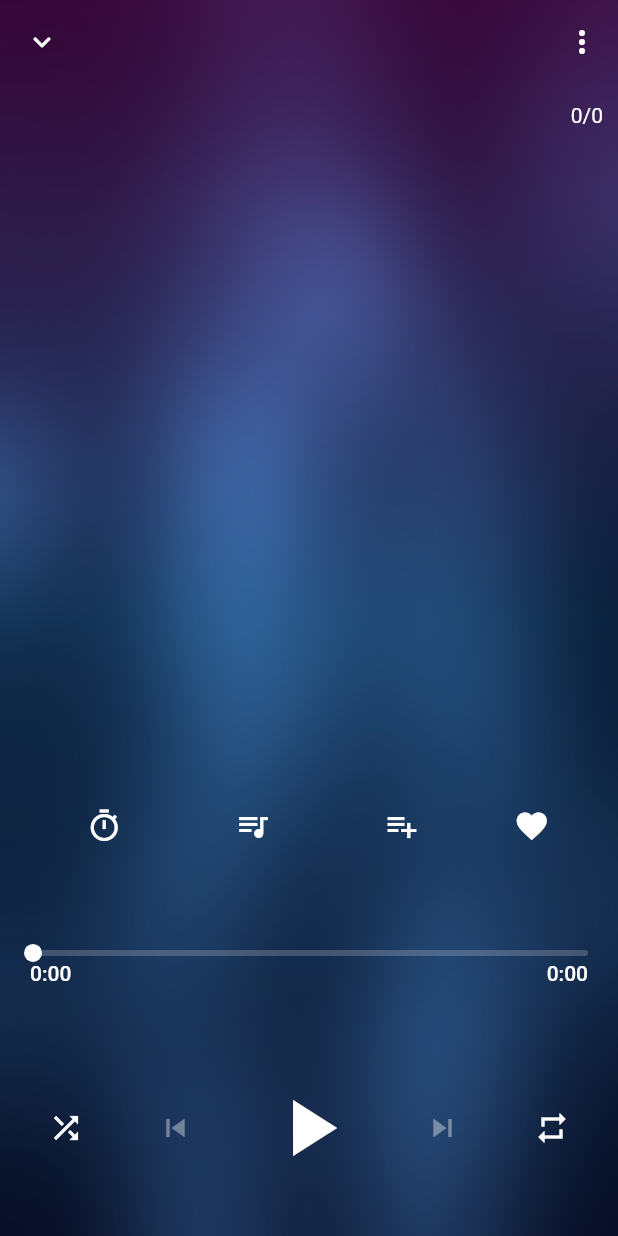
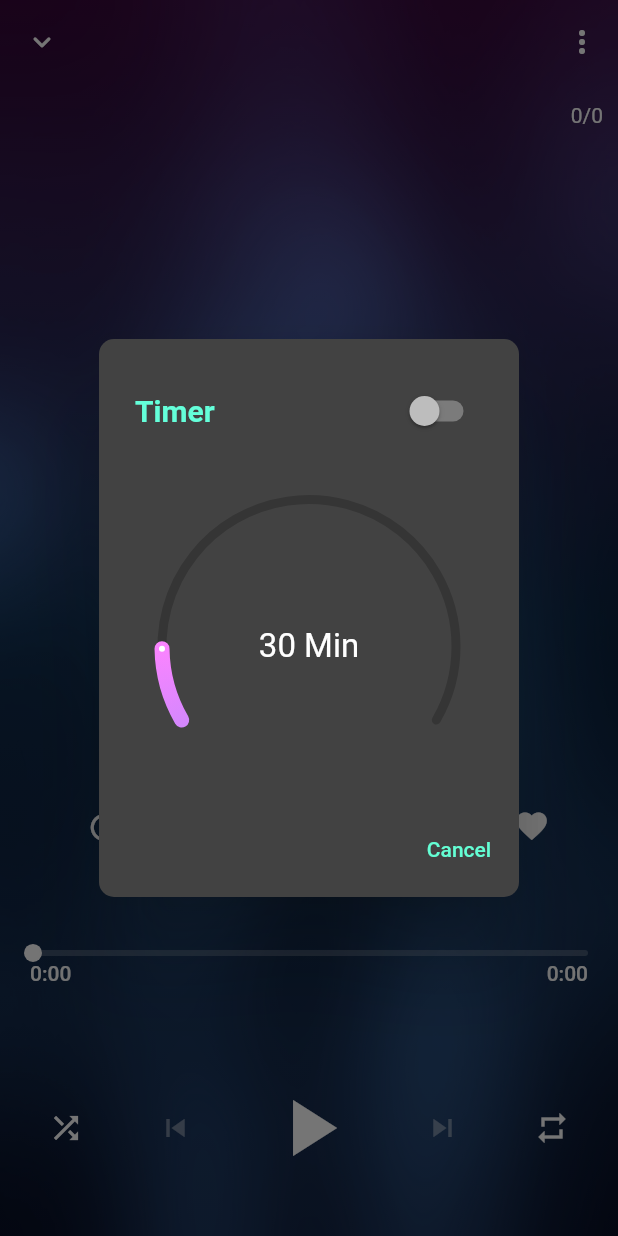
Before and after one commit to ihsankottupadam/flutter_music_player, a Flutter app: the PlayerScreenView screen opened by its route, after a tap on the "timer" icon, on a phone screen of 412 x 824 dp. Run offline on Flutter 3.47's test engine with Material 2 defaults, Android fonts, the phone set to English and light mode, and no system bars; drawn by our look-alikes of audio_video_progress_bar, sleek_circular_slider; our stand-ins replace carousel_slider, fluttertoast, get, hive, hive_flutter, just_audio and 4 more; missing offline and left inert: mini_music_visualizer, we_slide; accounts and stored records are empty; statements that could not run were skipped.

Commit message:
timer added

```diff
--- a/lib/app/core/values/gradients.dart
+++ /dev/null
@@ -1,12 +0,0 @@
-import 'package:flutter/material.dart';
-
-class Gradients {
-  static const error = LinearGradient(
-      colors: [Colors.red, Color(0x33FFFFFF)],
-      begin: Alignment.topCenter,
-      end: Alignment.bottomCenter);
-  static const success = LinearGradient(
-      colors: [Colors.green, Color(0x33FFFFFF)],
-      begin: Alignment.topCenter,
-      end: Alignment.bottomCenter);
-}
--- a/lib/app/modules/home/bindings/home_binding.dart
+++ b/lib/app/modules/home/bindings/home_binding.dart
@@ -1,5 +1,6 @@
 import 'package:get/get.dart';
 import 'package:music_player/app/modules/library/controllers/library_controller.dart';
+import 'package:music_player/app/modules/player_screen/controllers/timer_controller.dart';
 
 import '../controllers/home_controller.dart';
 
--- a/lib/app/modules/home/bindings/initial_bindings.dart
+++ b/lib/app/modules/home/bindings/initial_bindings.dart
@@ -5,11 +5,14 @@ import 'package:music_player/app/controllers/ui_controller.dart';
 import 'package:music_player/app/modules/home/controllers/home_controller.dart';
 import 'package:music_player/app/modules/player_screen/controllers/player_controller.dart';
 
+import '../../player_screen/controllers/timer_controller.dart';
+
 class InitialBindins extends Bindings {
   @override
   void dependencies() {
     Get.lazyPut(() => HomeController());
     Get.put(FavoritesController());
+    Get.put(TimerController());
     Get.put(PlayerController());
     Get.put(UiController());
   }
--- /dev/null
+++ b/lib/app/modules/player_screen/controllers/timer_controller.dart
@@ -0,0 +1,42 @@
+import 'dart:async';
+
+import 'package:fluttertoast/fluttertoast.dart';
+import 'package:get/get.dart';
+
+import 'player_controller.dart';
+
+class TimerController extends GetxController {
+  RxBool enabled = false.obs;
+  double enabledValue = 30;
+  double seekVal = 30;
+  Timer? timer;
+  RxString timeText = '0 Hr 0 Min'.obs;
+
+  toggle(val) {
+    val ? enable() : diasable();
+  }
+
+  onPickerChange(double val) {
+    timeText.value = formatMin(val);
+    seekVal = val;
+  }
+
+  enable() {
+    enabled.value = true;
+    enabledValue = seekVal;
+    timer = Timer(Duration(minutes: enabledValue.round()), () {
+      Get.find<PlayerController>().player.stop();
+      enabled.value = false;
+    });
+    Fluttertoast.showToast(msg: 'Timer set for ${formatMin(enabledValue)}');
+  }
+
+  diasable() {
+    enabled.value = false;
+    timer?.cancel();
+    Fluttertoast.showToast(msg: 'Timer off');
+  }
+
+  String formatMin(double val) =>
+      '${val >= 60 ? '${val ~/ 60} Hrs ' : ''}${(val ~/ 1) % 60} Min';
+}
--- a/lib/app/modules/player_screen/views/controll_bottons.dart
+++ b/lib/app/modules/player_screen/views/controll_bottons.dart
@@ -1,8 +1,13 @@
+import 'dart:async';
+
 import 'package:audio_video_progress_bar/audio_video_progress_bar.dart';
 import 'package:flutter/material.dart';
 import 'package:get/get.dart';
 import 'package:just_audio/just_audio.dart';
 import 'package:marquee/marquee.dart';
+import 'package:music_player/app/core/values/colors.dart';
+import 'package:music_player/app/modules/player_screen/controllers/timer_controller.dart';
+import 'package:music_player/app/modules/player_screen/views/timer.dart';
 import 'package:on_audio_query/on_audio_query.dart';
 
 import '../../../routes/app_pages.dart';
@@ -14,6 +19,7 @@ import '../controllers/player_controller.dart';
 class ControllButtons extends GetWidget<PlayerController> {
   const ControllButtons({Key? key}) : super(key: key);
   final cColor = const Color(0xff18f7f7);
+
   @override
   Widget build(BuildContext context) {
     var player = controller.player;
@@ -57,11 +63,21 @@ class ControllButtons extends GetWidget<PlayerController> {
 
             //controlls
             Row(mainAxisAlignment: MainAxisAlignment.spaceAround, children: [
-              IconButton(
-                onPressed: () {},
-                icon: const Icon(Icons.timer_sharp),
-                tooltip: 'Timer',
-              ),
+              Obx(() {
+                bool isTimerEnable = controller.timerController.enabled.value;
+                return IconButton(
+                  onPressed: () {
+                    showDialog(
+                        context: context,
+                        builder: (context) => const TimerDialog());
+                  },
+                  icon: Icon(
+                    Icons.timer_sharp,
+                    color: isTimerEnable ? MyColors.secondary : Colors.white,
+                  ),
+                  tooltip: 'Timer',
+                );
+              }),
               IconButton(
                 onPressed: () => Get.toNamed(Routes.QUEUE),
                 icon: const Icon(Icons.queue_music),
--- /dev/null
+++ b/lib/app/modules/player_screen/views/timer.dart
@@ -0,0 +1,69 @@
+import 'dart:math' as math;
+
+import 'package:flutter/material.dart';
+import 'package:get/get.dart';
+import 'package:music_player/app/modules/player_screen/controllers/timer_controller.dart';
+import 'package:sleek_circular_slider/sleek_circular_slider.dart';
+
+class TimerDialog extends GetWidget<TimerController> {
+  const TimerDialog({Key? key}) : super(key: key);
+  @override
+  Widget build(BuildContext context) {
+    Size size = MediaQuery.of(context).size;
+    final barSize = math.min(size.width, size.height) * .5;
+    return AlertDialog(
+      contentPadding: const EdgeInsets.only(top: 30),
+      shape: RoundedRectangleBorder(borderRadius: BorderRadius.circular(10)),
+      title: Row(
+        mainAxisAlignment: MainAxisAlignment.spaceBetween,
+        children: [
+          Text(
+            'Timer',
+            style: TextStyle(
+                color: Theme.of(context).colorScheme.secondary,
+                fontWeight: FontWeight.bold),
+          ),
+          Obx(() => Switch(
+                value: controller.enabled.value,
+                onChanged: controller.toggle,
+              ))
+        ],
+      ),
+      actions: [
+        _cancelButton(context),
+      ],
+      content: SleekCircularSlider(
+          min: 1,
+          max: 240,
+          initialValue: controller.enabledValue,
+          onChange: controller.onPickerChange,
+          appearance: CircularSliderAppearance(
+            size: barSize,
+            animationEnabled: false,
+            customWidths:
+                CustomSliderWidths(progressBarWidth: 10, trackWidth: 6),
+            customColors: CustomSliderColors(
+              progressBarColors: const [
+                Colors.blue,
+                Color(0xfffb84ff),
+                Color(0xff58f9a2),
+              ],
+              trackColor: const Color(0x33000000),
+            ),
+            infoProperties: InfoProperties(
+              mainLabelStyle:
+                  const TextStyle(color: Colors.white, fontSize: 22),
+              modifier: controller.formatMin,
+            ),
+          )),
+    );
+  }
+
+  _cancelButton(BuildContext context) {
+    return TextButton(
+        onPressed: () {
+          Navigator.pop(context);
+        },
+        child: const Text('Cancel'));
+  }
+}
--- a/lib/main.dart
+++ b/lib/main.dart
@@ -17,7 +17,10 @@ void main() async {
   runApp(
     GetMaterialApp(
       title: "Music Player",
-      theme: ThemeData(brightness: Brightness.dark),
+      theme: ThemeData(
+          brightness: Brightness.dark,
+          textButtonTheme: TextButtonThemeData(
+              style: TextButton.styleFrom(primary: const Color(0xff64fed4)))),
       initialBinding: InitialBindins(),
       initialRoute: AppPages.INITIAL,
       getPages: AppPages.routes,
--- a/pubspec.yaml
+++ b/pubspec.yaml
@@ -21,6 +21,8 @@ dependencies:
   hive: ^2.2.3
   hive_flutter: ^1.1.0
   carousel_slider: ^4.1.1
+  sleek_circular_slider: ^2.0.1
+  fluttertoast: ^8.0.9
 
 
 dev_dependencies:
```
Also changed, not shown: lib/app/core/utils/utils.dart (+0 -25 lines), lib/app/modules/player_screen/controllers/player_controller.dart (+6 -3 lines), lib/app/modules/playlist/controllers/playlist_helper.dart (+17 -25 lines), lib/app/widgets/song_tile.dart (+5 -4 lines), pubspec.lock.
